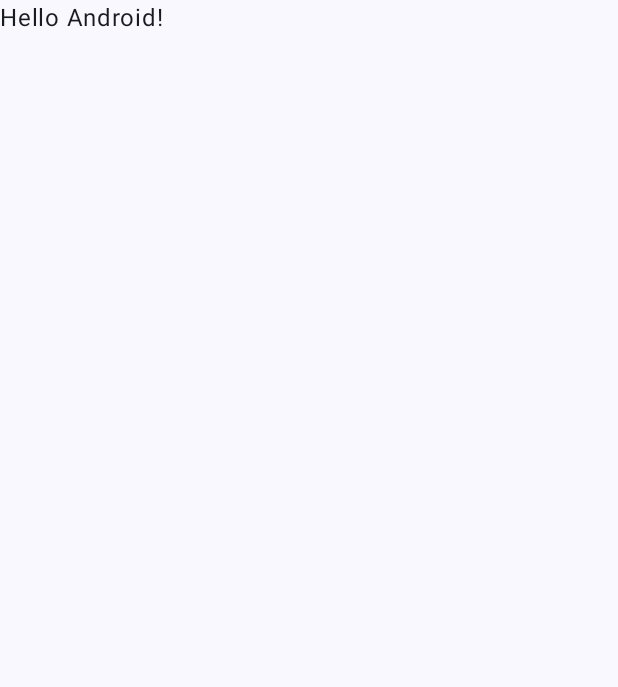
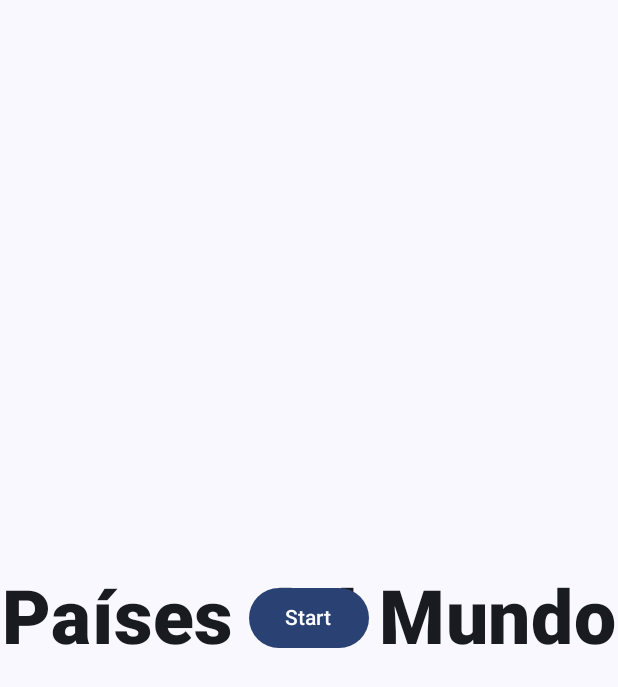
Before and after one commit to Joscelyn1809/Practica5_PaisesDelMundo, an Android app built with Jetpack Compose: the screen it shows after launch (MainActivity), on a phone screen of 412 x 824 dp. Before the commit the part shown is almost empty. Shown: the top 687 px of the screen. Run offline under Robolectric (Android 15) with nearby library versions, the phone set to English and light mode, and no system bars.

Commit message:
Nav1.0
No sirve

```diff
--- a/app/src/main/java/com/example/practica5_paisesdelmundo/MainActivity.kt
+++ b/app/src/main/java/com/example/practica5_paisesdelmundo/MainActivity.kt
@@ -6,13 +6,14 @@ import androidx.activity.compose.setContent
 import androidx.compose.foundation.layout.fillMaxSize
 import androidx.compose.material3.MaterialTheme
 import androidx.compose.material3.Surface
-import androidx.compose.material3.Text
-import androidx.compose.runtime.Composable
 import androidx.compose.ui.Modifier
-import androidx.compose.ui.tooling.preview.Preview
+import androidx.navigation.compose.rememberNavController
+import com.example.practica5_paisesdelmundo.navegacion.SetupNavGraph
 import com.example.practica5_paisesdelmundo.ui.theme.Practica5_PaisesDelMundoTheme
 
+
 class MainActivity : ComponentActivity() {
+    //lateinit var navController: NavHostController
     override fun onCreate(savedInstanceState: Bundle?) {
         super.onCreate(savedInstanceState)
         setContent {
@@ -22,25 +23,10 @@ class MainActivity : ComponentActivity() {
                     modifier = Modifier.fillMaxSize(),
                     color = MaterialTheme.colorScheme.background
                 ) {
-                    Greeting("Android")
+                    var navController = rememberNavController()
+                    SetupNavGraph(navController = navController)
                 }
             }
         }
     }
 }
-
-@Composable
-fun Greeting(name: String, modifier: Modifier = Modifier) {
-    Text(
-        text = "Hello $name!",
-        modifier = modifier
-    )
-}
-
-@Preview(showBackground = true)
-@Composable
-fun GreetingPreview() {
-    Practica5_PaisesDelMundoTheme {
-        Greeting("Android")
-    }
-}
--- /dev/null
+++ b/app/src/main/java/com/example/practica5_paisesdelmundo/navegacion/NavGraph.kt
@@ -0,0 +1,31 @@
+package com.example.practica5_paisesdelmundo.navegacion
+
+import androidx.compose.runtime.Composable
+import androidx.navigation.NavController
+import androidx.navigation.NavHostController
+import androidx.navigation.compose.NavHost
+import androidx.navigation.compose.composable
+import com.example.practica5_paisesdelmundo.ui.CountriesScreen
+import com.example.practica5_paisesdelmundo.ui.HomeScreen
+
+@Composable
+fun SetupNavGraph(
+    navController: NavHostController
+) {
+    NavHost(
+        navController = navController,
+        startDestination = Screen.Home.route
+    ) {
+        composable(
+            route = Screen.Home.route
+        ) {
+            HomeScreen(navController)
+        }
+
+        composable(
+            route = Screen.Countries.route
+        ) {
+            CountriesScreen(navController)
+        }
+    }
+}
--- /dev/null
+++ b/app/src/main/java/com/example/practica5_paisesdelmundo/navegacion/Screen.kt
@@ -0,0 +1,6 @@
+package com.example.practica5_paisesdelmundo.navegacion
+
+sealed class Screen(val route:String) {
+    object Home : Screen(route = "home_screen")
+    object Countries : Screen(route = "countries_screen")
+}
--- /dev/null
+++ b/app/src/main/java/com/example/practica5_paisesdelmundo/ui/HomeScreen.kt
@@ -0,0 +1,36 @@
+package com.example.practica5_paisesdelmundo.ui
+
+import androidx.compose.foundation.layout.Box
+import androidx.compose.foundation.layout.fillMaxSize
+import androidx.compose.material3.Button
+import androidx.compose.material3.MaterialTheme
+import androidx.compose.material3.Text
+import androidx.compose.runtime.Composable
+import androidx.compose.ui.Alignment
+import androidx.compose.ui.Modifier
+import androidx.compose.ui.text.font.FontWeight
+import androidx.compose.ui.unit.sp
+import androidx.navigation.NavController
+import com.example.practica5_paisesdelmundo.navegacion.Screen
+
+@Composable
+fun HomeScreen(
+    navController: NavController
+) {
+    Box(
+        modifier = Modifier.fillMaxSize(),
+        contentAlignment = Alignment.Center,
+    ) {
+        Text(
+            text = "Países del Mundo",
+            fontSize = 50.sp,
+            fontWeight = FontWeight.ExtraBold,
+            color = MaterialTheme.colorScheme.onSurface
+        )
+        Button(onClick = {
+            navController.navigate(route = Screen.Countries.route)
+        }) {
+            Text(text = "Start")
+        }
+    }
+}
```
Also changed, not shown: app/build.gradle (+9 -0 lines), app/src/main/java/com/example/practica5_paisesdelmundo/ui/CountriesListScreen.kt (added, +38 -0 lines), build.gradle (+7 -0 lines).
